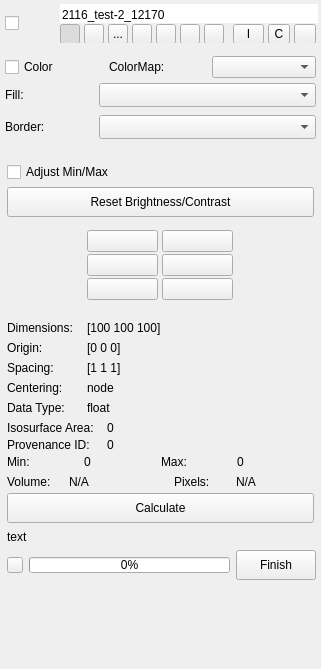
Qt form src/Interface/Application/LayerWidget.ui (SCIInstitute/Seg3D) before a commit.
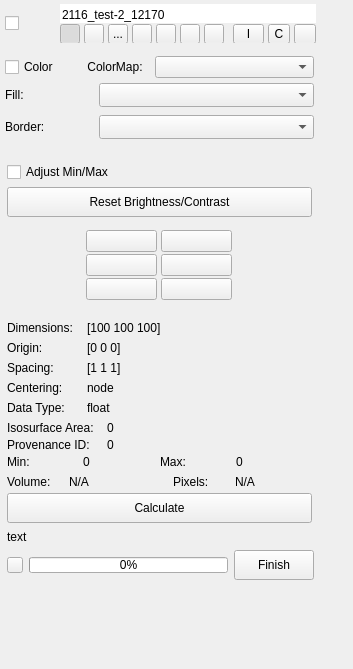
The same form after that commit. Icons and pictures are not drawn. Custom widgets are drawn as their Qt base class.

Commit message: Larger drop down menu

Diff of the .ui file:
```diff
--- a/src/Interface/Application/LayerWidget.ui
+++ b/src/Interface/Application/LayerWidget.ui
@@ -6,7 +6,7 @@
    <rect>
     <x>0</x>
     <y>0</y>
-    <width>321</width>
+    <width>353</width>
     <height>669</height>
    </rect>
   </property>
@@ -16,14 +16,11 @@
   <property name="windowTitle">
    <string>Form</string>
   </property>
-  <layout class="QHBoxLayout" name="horizontalLayout_22">
-   <property name="spacing">
-    <number>0</number>
-   </property>
+  <layout class="QFormLayout" name="formLayout">
    <property name="margin">
     <number>0</number>
    </property>
-   <item>
+   <item row="0" column="0">
     <widget class="QWidget" name="background_" native="true">
      <layout class="QVBoxLayout" name="verticalLayout_10">
       <property name="spacing">
@@ -768,9 +765,15 @@
                </property>
                <item>
                 <widget class="QCheckBox" name="pick_color_checkbox_">
+                 <property name="sizePolicy">
+                  <sizepolicy hsizetype="Preferred" vsizetype="Fixed">
+                   <horstretch>0</horstretch>
+                   <verstretch>0</verstretch>
+                  </sizepolicy>
+                 </property>
                  <property name="maximumSize">
                   <size>
-                   <width>311</width>
+                   <width>70</width>
                    <height>16777215</height>
                   </size>
                  </property>
@@ -784,9 +787,18 @@
                </item>
                <item>
                 <widget class="QLabel" name="label_6">
+                 <property name="maximumSize">
+                  <size>
+                   <width>80</width>
+                   <height>16777215</height>
+                  </size>
+                 </property>
                  <property name="text">
                   <string>ColorMap:</string>
                  </property>
+                 <property name="alignment">
+                  <set>Qt::AlignCenter</set>
+                 </property>
                 </widget>
                </item>
                <item>
```
